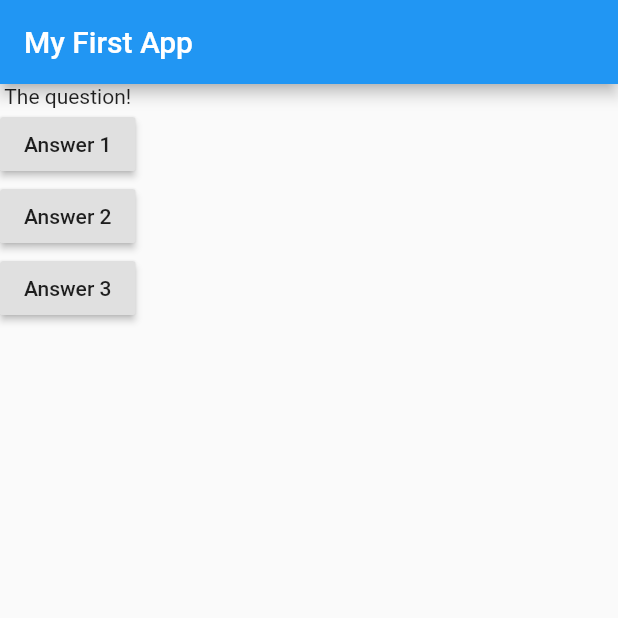
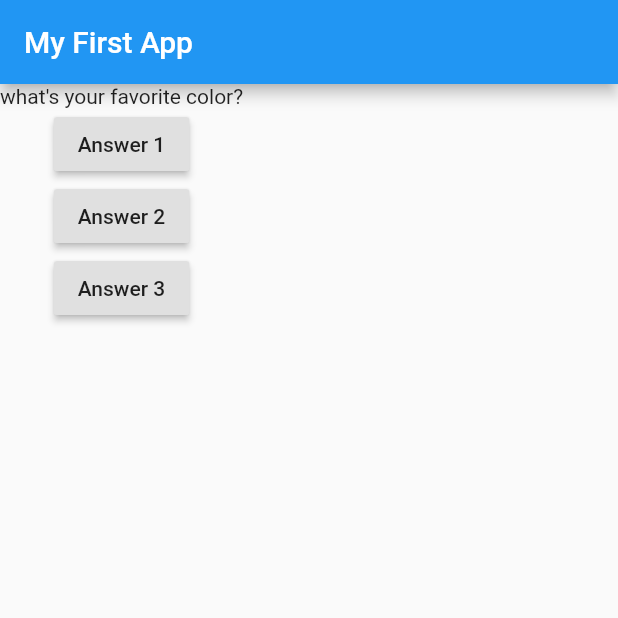
Before and after one commit to mostafaadawy/flutter_complete_guide, a Flutter app: the screen it shows after launch, after a tap on "Answer 1", on a phone screen of 412 x 824 dp, the top half of it. Run offline on Flutter 3.47's test engine with Material 2 defaults, Android fonts, the phone set to English and light mode, and no system bars.

Commit message:
stateless wrong update

```diff
--- a/lib/main.dart
+++ b/lib/main.dart
@@ -3,8 +3,11 @@ void main (){
   runApp(MyApp());
 }
 class MyApp extends StatelessWidget{
+  var questionIndex = 0;
   void answerQuestion(){
     print('Outside function call');
+    questionIndex++;
+    print(questionIndex);
   }
   @override
   Widget build(BuildContext context) {
@@ -18,7 +21,7 @@ class MyApp extends StatelessWidget{
         title: Text('My First App'),
       ),
       body: Column(children: [
-        Text('The question!'),
+        Text(questions[questionIndex]),
         RaisedButton(
           child: Text('Answer 1'),
           onPressed: answerQuestion,
```
